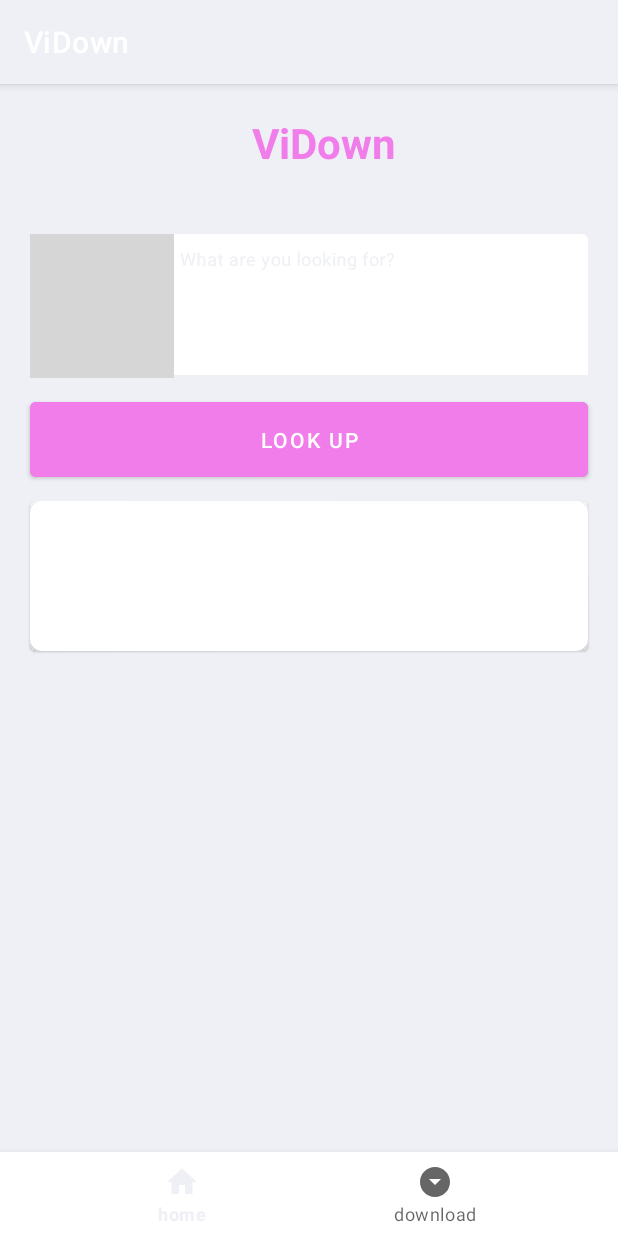
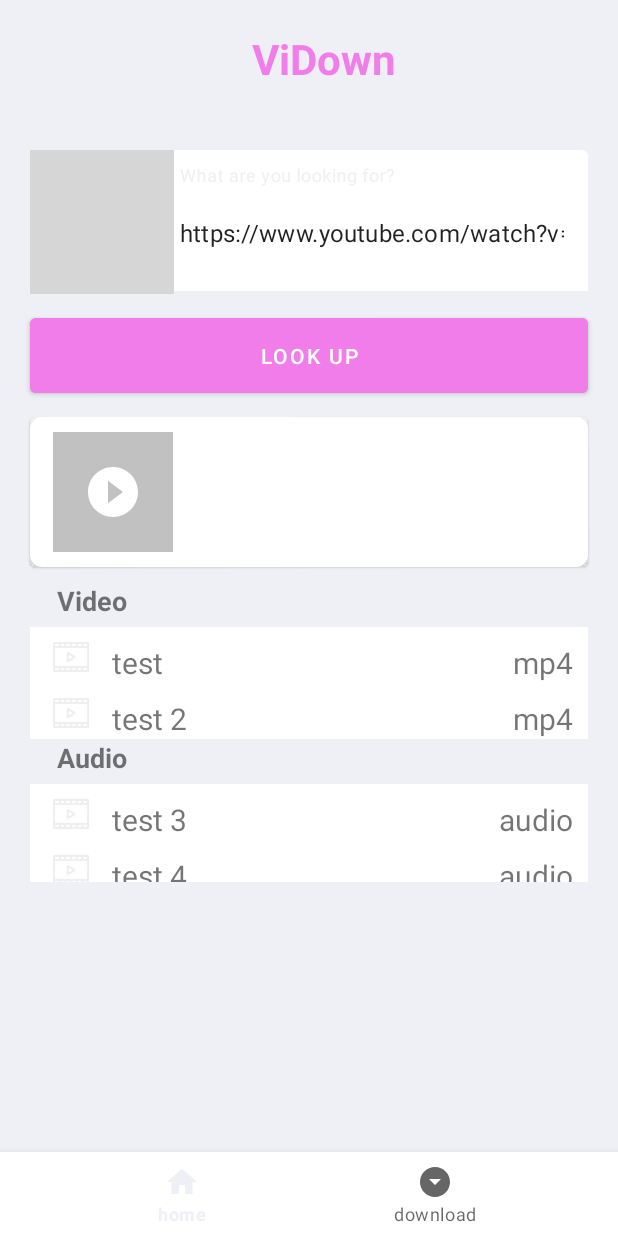
Before and after one commit to BBlueCoder/ViDown, an Android app: the screen it shows after launch (MainActivity), after a tap on "LOOK UP", on a phone screen of 412 x 824 dp. Run offline under Robolectric (Android 15) with nearby library versions, the phone set to English and light mode, and no system bars; our stand-ins replace navigation-ui; libraries missing offline, so code that uses them is left out: com.dabluecoder.youdownloaderlib; pictures from the network do not load; grey boxes are pictures that could not be loaded.

Commit message:
Created recycler view with multiples view

```diff
--- a/app/src/main/AndroidManifest.xml
+++ b/app/src/main/AndroidManifest.xml
@@ -17,6 +17,7 @@
         tools:targetApi="31">
         <activity
             android:name=".MainActivity"
+            android:windowSoftInputMode="stateHidden|adjustResize"
             android:exported="true">
             <intent-filter>
                 <action android:name="android.intent.action.MAIN" />
--- a/app/src/main/java/com/bluetech/vidown/ResultsAdapter.kt
+++ /dev/null
@@ -1,32 +0,0 @@
-package com.bluetech.vidown
-
-import android.view.LayoutInflater
-import android.view.View
-import android.view.ViewGroup
-import android.widget.TextView
-import androidx.recyclerview.widget.RecyclerView
-import com.bluetech.vidown.pojoclasses.ResultItem
-import org.w3c.dom.Text
-
-class ResultsAdapter(var resultsList : MutableList<ResultItem>) : RecyclerView.Adapter<ResultsAdapter.ResultsAdapterHolder>()
-{
-    inner class ResultsAdapterHolder(itemView : View) : RecyclerView.ViewHolder(itemView)
-
-    override fun onCreateViewHolder(parent: ViewGroup, viewType: Int): ResultsAdapterHolder {
-        return ResultsAdapterHolder(LayoutInflater.from(parent.context).inflate(R.layout.download_item,parent,false))
-    }
-
-    override fun onBindViewHolder(holder: ResultsAdapterHolder, position: Int) {
-        holder.itemView.apply {
-            val title = this.findViewById<TextView>(R.id.title)
-            val format = this.findViewById<TextView>(R.id.format)
-
-            title.text = resultsList[position].title
-            format.text = resultsList[position].format
-        }
-    }
-
-    override fun getItemCount(): Int {
-        return resultsList.size
-    }
-}
--- a/app/src/main/java/com/bluetech/vidown/fragments/MainFragment.kt
+++ b/app/src/main/java/com/bluetech/vidown/fragments/MainFragment.kt
@@ -1,7 +1,5 @@
 package com.bluetech.vidown.fragments
 
-import android.content.Intent
-import android.net.Uri
 import android.os.Bundle
 import androidx.fragment.app.Fragment
 import android.view.LayoutInflater
@@ -9,22 +7,18 @@ import android.view.View
 import android.view.ViewGroup
 import android.widget.*
 import androidx.lifecycle.lifecycleScope
+import androidx.recyclerview.widget.GridLayoutManager
 import androidx.recyclerview.widget.LinearLayoutManager
 import androidx.recyclerview.widget.RecyclerView
 import com.bluetech.vidown.R
-import com.bluetech.vidown.ResultsAdapter
+import com.bluetech.vidown.ui.ResultsAdapter
+import com.bluetech.vidown.customviews.ResultCardView
 import com.bluetech.vidown.pojoclasses.ResultItem
-import com.bluetech.vidown.services.DownloadFileService
-import com.bumptech.glide.Glide
-import com.dabluecoder.youdownloaderlib.OnVideoInfoListener
 import com.dabluecoder.youdownloaderlib.YouClient
-import com.dabluecoder.youdownloaderlib.pojoclasses.VideoResponse
 import com.google.android.material.textfield.TextInputEditText
 import kotlinx.coroutines.Dispatchers
-import kotlinx.coroutines.GlobalScope
 import kotlinx.coroutines.launch
 import kotlinx.coroutines.withContext
-import java.net.URI
 
 class MainFragment : Fragment() {
 
@@ -38,34 +32,54 @@ class MainFragment : Fragment() {
         val link = view.findViewById<TextInputEditText>(R.id.link_text)
         val lookUpBtn = view.findViewById<Button>(R.id.btn_look_up)
 
+        val resultCard = view.findViewById<ResultCardView>(R.id.card_result)
+
         val recyclerView = view.findViewById<RecyclerView>(R.id.result_list)
 
-        val cardTitle = view.findViewById<TextView>(R.id.card_title)
-        val cardThumbnail = view.findViewById<ImageView>(R.id.card_thumbnail)
+        link.setText("https://www.youtube.com/watch?v=Q3IkQxzpFfw")
+        val adapter = ResultsAdapter(mutableListOf())
+        val gridLayoutManager = GridLayoutManager(requireContext(),2)
+        gridLayoutManager.spanSizeLookup = object : GridLayoutManager.SpanSizeLookup(){
+            override fun getSpanSize(position: Int): Int {
+                return when (adapter.getItemViewType(position)){
+                    R.layout.result_category_title -> 1
+                    R.layout.download_item -> 1
+                    else -> 1
+                }
+            }
 
+        }
         recyclerView.layoutManager = LinearLayoutManager(requireContext())
 
         lookUpBtn.setOnClickListener {
             viewLifecycleOwner.lifecycleScope.launch(Dispatchers.IO){
-                val client = YouClient()
-                client.videoUrl = "https://www.youtube.com/watch?v=Q3IkQxzpFfw"
+//                val client = YouClient()
+//                client.videoUrl = link.text.toString()
+//
+//                val vidResp = client.getVideoInfo()
+//
+                val resultList = mutableListOf<ResultItem>()
+//
+//                vidResp.streamingData.adaptiveFormats!!.map {
+//                    resultList.add(ResultItem("test","mp4",it.url!!))
+//                }
+//
 
-                val vidResp = client.getVideoInfo()
-
-                val resultList = mutableListOf<ResultItem>()
-
-                vidResp.streamingData.adaptiveFormats!!.map {
-                    resultList.add(ResultItem("test",it.mimeType,it.url!!))
-                }
-
-                val adapter = ResultsAdapter(resultList)
 
                 withContext(Dispatchers.Main){
-                    cardTitle.text = vidResp.videoDetails.title
 
+//                    resultCard.setThumbnail(vidResp.videoDetails.thumbnail.thumbnails.first().url)
+//                    resultCard.setTitle(vidResp.videoDetails.title)
 
+                    resultList.add(ResultItem.CategoryTitle("Video"))
+                    resultList.add(ResultItem.ItemData(1,"test","mp4","url"))
+                    resultList.add(ResultItem.ItemData(2,"test 2","mp4","url"))
+                    resultList.add(ResultItem.CategoryTitle("Audio"))
+                    resultList.add(ResultItem.ItemData(3,"test 3","audio","url"))
+                    resultList.add(ResultItem.ItemData(4,"test 4","audio","url"))
 
                     recyclerView.adapter = adapter
+                    adapter.submitList(resultList)
 
                 }
 
--- a/app/src/main/java/com/bluetech/vidown/pojoclasses/ResultItem.kt
+++ b/app/src/main/java/com/bluetech/vidown/pojoclasses/ResultItem.kt
@@ -1,7 +1,15 @@
 package com.bluetech.vidown.pojoclasses
 
-data class ResultItem(
-    val title : String,
-    val format : String,
-    val url : String
-)
+
+sealed class ResultItem {
+    class CategoryTitle(
+        val title: String
+    ) : ResultItem()
+
+    class ItemData(
+        val id: Int,
+        val title: String,
+        val format: String,
+        val url: String
+    ) : ResultItem()
+}
--- /dev/null
+++ b/app/src/main/java/com/bluetech/vidown/ui/ResultsAdapter.kt
@@ -0,0 +1,69 @@
+package com.bluetech.vidown.ui
+
+import android.view.LayoutInflater
+import android.view.ViewGroup
+import androidx.recyclerview.widget.DiffUtil
+import androidx.recyclerview.widget.ListAdapter
+import androidx.recyclerview.widget.RecyclerView
+import com.bluetech.vidown.R
+import com.bluetech.vidown.pojoclasses.ResultItem
+import com.bluetech.vidown.ui.recyclerviews.ResultsAdapterHolder
+
+class ResultsAdapter(var resultsList : MutableList<ResultItem>) : ListAdapter<ResultItem,ResultsAdapterHolder>(
+    COMPARATOR)
+{
+
+    override fun onCreateViewHolder(parent: ViewGroup, viewType: Int): ResultsAdapterHolder {
+        return when(viewType){
+            R.layout.result_category_title -> {
+                ResultsAdapterHolder.TitleViewHolder(
+                    LayoutInflater.from(parent.context).inflate(viewType,parent,false)
+                )
+            }
+            R.layout.download_item -> {
+                ResultsAdapterHolder.ResultsViewHolder(
+                    LayoutInflater.from(parent.context).inflate(viewType,parent,false)
+                )
+            }
+            else -> throw IllegalArgumentException("Invalid view type")
+        }
+    }
+
+    override fun onBindViewHolder(holder: ResultsAdapterHolder, position: Int) {
+        val item = getItem(position)
+        when(holder){
+            is ResultsAdapterHolder.TitleViewHolder -> holder.bind(item as ResultItem.CategoryTitle)
+            is ResultsAdapterHolder.ResultsViewHolder -> holder.bind(item as ResultItem.ItemData)
+        }
+    }
+
+    override fun getItemViewType(position: Int): Int {
+        return when(getItem(position)){
+            is ResultItem.CategoryTitle -> R.layout.result_category_title
+            is ResultItem.ItemData -> R.layout.download_item
+        }
+    }
+
+    companion object {
+        private val COMPARATOR = object : DiffUtil.ItemCallback<ResultItem>(){
+            override fun areItemsTheSame(oldItem: ResultItem, newItem: ResultItem): Boolean {
+                return when {
+                    oldItem is ResultItem.ItemData && newItem is ResultItem.ItemData -> {
+                        oldItem.id == newItem.id
+                    }
+                    else -> false
+                }
+            }
+
+            override fun areContentsTheSame(oldItem: ResultItem, newItem: ResultItem): Boolean {
+                return when {
+                    oldItem is ResultItem.ItemData && newItem is ResultItem.ItemData -> {
+                        oldItem == newItem
+                    }
+                    else -> false
+                }
+            }
+
+        }
+    }
+}
--- /dev/null
+++ b/app/src/main/java/com/bluetech/vidown/ui/recyclerviews/ResultsAdapterHolder.kt
@@ -0,0 +1,28 @@
+package com.bluetech.vidown.ui.recyclerviews
+
+import android.view.View
+import android.widget.TextView
+import androidx.recyclerview.widget.RecyclerView
+import com.bluetech.vidown.R
+import com.bluetech.vidown.pojoclasses.ResultItem
+
+sealed class ResultsAdapterHolder(itemView : View) : RecyclerView.ViewHolder(itemView){
+
+    class TitleViewHolder(itemView: View): ResultsAdapterHolder(itemView){
+        fun bind(resultItem: ResultItem.CategoryTitle){
+            val categoryTitle = itemView.findViewById<TextView>(R.id.result_category_title)
+            categoryTitle.text = resultItem.title
+        }
+    }
+
+    class ResultsViewHolder(itemView: View) : ResultsAdapterHolder(itemView){
+        fun bind(resultItem: ResultItem.ItemData){
+            val title = itemView.findViewById<TextView>(R.id.title)
+            val format = itemView.findViewById<TextView>(R.id.format)
+
+            title.text = resultItem.title
+            format.text = resultItem.format
+        }
+    }
+
+}
--- /dev/null
+++ b/app/src/main/res/drawable/ic_audio_gray.xml
@@ -0,0 +1,5 @@
+<vector android:height="24dp" android:tint="#EEEEEE"
+    android:viewportHeight="24" android:viewportWidth="24"
+    android:width="24dp" xmlns:android="http://schemas.android.com/apk/res/android">
+    <path android:fillColor="@android:color/white" android:pathData="M12,3v10.55c-0.59,-0.34 -1.27,-0.55 -2,-0.55 -2.21,0 -4,1.79 -4,4s1.79,4 4,4 4,-1.79 4,-4V7h4V3h-6z"/>
+</vector>
--- /dev/null
+++ b/app/src/main/res/drawable/ic_play_white.xml
@@ -0,0 +1,5 @@
+<vector android:height="24dp" android:tint="#FFFFFF"
+    android:viewportHeight="24" android:viewportWidth="24"
+    android:width="24dp" xmlns:android="http://schemas.android.com/apk/res/android">
+    <path android:fillColor="@android:color/white" android:pathData="M12,2C6.48,2 2,6.48 2,12s4.48,10 10,10 10,-4.48 10,-10S17.52,2 12,2zM10,16.5v-9l6,4.5 -6,4.5z"/>
+</vector>
--- a/app/src/main/res/layout/download_item.xml
+++ b/app/src/main/res/layout/download_item.xml
@@ -3,7 +3,16 @@
     android:layout_width="match_parent"
     xmlns:tools="http://schemas.android.com/tools"
     android:layout_height="wrap_content"
+    android:background="@color/white"
     >
+
+    <ImageView
+        android:layout_width="24dp"
+        android:layout_height="24dp"
+        android:layout_marginTop="10dp"
+        android:layout_marginStart="15dp"
+        android:src="@drawable/ic_video_gray"
+        android:id="@+id/item_icon"/>
 
     <TextView
         android:layout_width="match_parent"
@@ -11,7 +20,8 @@
         android:id="@+id/title"
         android:textSize="20sp"
         tools:text="Title here"
-        android:layout_marginTop="15dp"
+        android:layout_toEndOf="@id/item_icon"
+        android:layout_marginTop="10dp"
         android:layout_marginStart="15dp"
         android:layout_marginEnd="90dp"
         />
@@ -22,7 +32,7 @@
         android:id="@+id/format"
         tools:text="mp4"
         android:layout_alignParentEnd="true"
-        android:layout_marginTop="15dp"
+        android:layout_marginTop="10dp"
         android:layout_marginEnd="10dp"
         android:textSize="20sp"
         />
--- a/app/src/main/res/layout/fragment_main.xml
+++ b/app/src/main/res/layout/fragment_main.xml
@@ -37,6 +37,8 @@
             android:layout_width="match_parent"
             android:layout_height="wrap_content"
             android:id="@+id/link_text"
+            android:maxLines="1"
+            android:inputType="text"
             />
 
     </com.google.android.material.textfield.TextInputLayout>
@@ -56,14 +58,13 @@
         android:textColor="#fff" />
 
     <com.bluetech.vidown.customviews.ResultCardView
+        android:id="@+id/card_result"
         android:layout_width="match_parent"
         android:layout_height="wrap_content"
-        android:id="@+id/card_result"
         android:layout_below="@id/btn_look_up"
+        android:layout_marginStart="20dp"
         android:layout_marginTop="10dp"
-        android:layout_marginStart="20dp"
-        android:layout_marginEnd="20dp"
-        />
+        android:layout_marginEnd="20dp" />
 
     <androidx.recyclerview.widget.RecyclerView
         android:id="@+id/result_list"
--- a/app/src/main/res/layout/result_card_view.xml
+++ b/app/src/main/res/layout/result_card_view.xml
@@ -14,11 +14,27 @@
         >
 
         <ImageView
+            android:id="@+id/card_thumbnail"
             android:layout_width="80dp"
             android:layout_height="80dp"
-            android:id="@+id/card_thumbnail"
+            android:layout_marginStart="15dp"
+            android:layout_marginTop="10dp" />
+
+        <View
+            android:layout_width="80dp"
+            android:layout_height="80dp"
+            android:layout_marginStart="15dp"
             android:layout_marginTop="10dp"
-            android:layout_marginStart="15dp"
+            android:background="#3E000000"
+            />
+
+        <ImageView
+            android:layout_width="40dp"
+            android:layout_height="40dp"
+            android:src="@drawable/ic_play_white"
+            android:layout_alignTop="@id/card_thumbnail"
+            android:layout_marginStart="35dp"
+            android:layout_marginTop="20dp"
             />
 
         <TextView
@@ -26,13 +42,13 @@
             android:layout_width="match_parent"
             android:layout_height="wrap_content"
             android:layout_marginStart="10dp"
+            android:layout_marginTop="20dp"
             android:layout_marginEnd="15dp"
-            android:layout_marginTop="20dp"
-            android:textColor="#1E1E1E"
-            android:textSize="16sp"
-            android:textStyle="bold"
             android:layout_toEndOf="@id/card_thumbnail"
             android:maxLines="3"
+            android:textColor="#1E1E1E"
+            android:textSize="14sp"
+            android:textStyle="bold"
             tools:text="Title Here" />
 
 
--- /dev/null
+++ b/app/src/main/res/layout/result_category_title.xml
@@ -0,0 +1,20 @@
+<?xml version="1.0" encoding="utf-8"?>
+<androidx.constraintlayout.widget.ConstraintLayout xmlns:android="http://schemas.android.com/apk/res/android"
+    xmlns:app="http://schemas.android.com/apk/res-auto"
+    xmlns:tools="http://schemas.android.com/tools"
+    android:layout_width="match_parent"
+    android:layout_height="wrap_content">
+
+    <TextView
+        android:id="@+id/result_category_title"
+        android:layout_width="match_parent"
+        android:layout_height="30dp"
+        android:text="Videos"
+        android:textSize="18sp"
+        android:textStyle="bold"
+        android:layout_marginStart="18dp"
+        app:layout_constraintEnd_toEndOf="parent"
+        app:layout_constraintStart_toStartOf="parent"
+        app:layout_constraintTop_toTopOf="parent" />
+
+</androidx.constraintlayout.widget.ConstraintLayout>
--- a/app/src/main/res/values/themes.xml
+++ b/app/src/main/res/values/themes.xml
@@ -1,6 +1,6 @@
 <resources xmlns:tools="http://schemas.android.com/tools">
     <!-- Base application theme. -->
-    <style name="Theme.ViDown" parent="Theme.MaterialComponents.DayNight.DarkActionBar">
+    <style name="Theme.ViDown" parent="Theme.MaterialComponents.DayNight.NoActionBar">
         <!-- Primary brand color. -->
         <item name="colorPrimary">@color/gray</item>
         <item name="colorPrimaryVariant">@color/light_pink</item>
```
Also changed, not shown: app/src/main/res/drawable/ic_video_gray.png (added).
